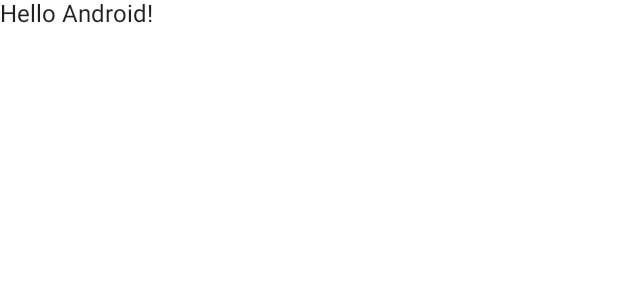
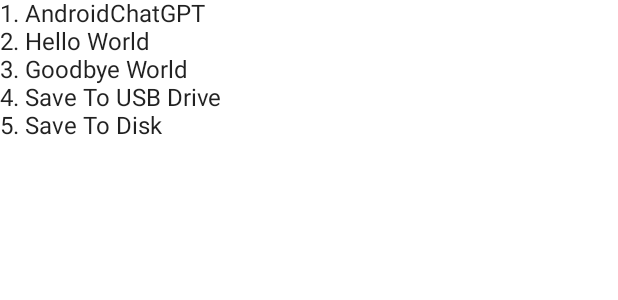
Before and after one commit to wdziemia/AndroidChatGPT, an Android app built with Jetpack Compose: the @Preview function DefaultPreview, on a phone screen of 412 x 824 dp. Shown: the top 300 px of the screen. Run offline under Robolectric (Android 15) with nearby library versions, the phone set to English and light mode, and no system bars.

Commit message:
Add some art, fix some bugs, all in a days work

```diff
--- a/app/src/main/java/com/dziemia/w/androidchatgpt/MainActivity.kt
+++ b/app/src/main/java/com/dziemia/w/androidchatgpt/MainActivity.kt
@@ -3,12 +3,14 @@ package com.dziemia.w.androidchatgpt
 import android.os.Bundle
 import androidx.activity.ComponentActivity
 import androidx.activity.compose.setContent
+import androidx.compose.foundation.layout.Column
 import androidx.compose.foundation.layout.fillMaxSize
 import androidx.compose.material.MaterialTheme
 import androidx.compose.material.Surface
 import androidx.compose.material.Text
 import androidx.compose.runtime.Composable
 import androidx.compose.ui.Modifier
+import androidx.compose.ui.res.stringResource
 import androidx.compose.ui.tooling.preview.Preview
 import com.dziemia.w.androidchatgpt.ui.theme.AndroidChatGPTTheme
 
@@ -22,7 +24,7 @@ class MainActivity : ComponentActivity() {
                     modifier = Modifier.fillMaxSize(),
                     color = MaterialTheme.colors.background
                 ) {
-                    Greeting("Android")
+                    Greeting(modifier = Modifier.fillMaxSize())
                 }
             }
         }
@@ -30,14 +32,23 @@ class MainActivity : ComponentActivity() {
 }
 
 @Composable
-fun Greeting(name: String) {
-    Text(text = "Hello $name!")
+fun Greeting(modifier: Modifier = Modifier) {
+    Column(modifier = modifier) {
+        Text(text = "1. ${stringResource(id = R.string.app_name)}")
+        Text(text = "2. ${stringResource(id = R.string.hello_world)}")
+        Text(text = "3. ${stringResource(id = R.string.goodbye_world)}")
+        Text(text = "4. ${stringResource(id = R.string.save_to_usb)}")
+        Text(text = "5. ${stringResource(id = R.string.save_to_disk)}")
+    }
 }
 
-@Preview(showBackground = true)
+@Preview(name = "American English", showBackground = true, locale = "en-rUS")
+@Preview(name = "British English", showBackground = true, locale = "en-rGB")
+@Preview(name = "Polish", showBackground = true, locale = "pl")
+@Preview(name = "Ukrainian", showBackground = true, locale = "uk")
 @Composable
 fun DefaultPreview() {
     AndroidChatGPTTheme {
-        Greeting("Android")
+        Greeting()
     }
 }
```
Also changed, not shown: 8 other files.
